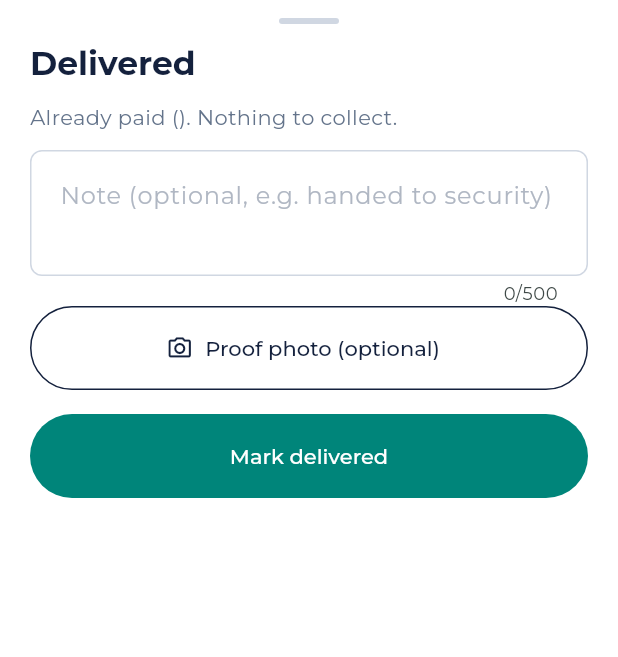
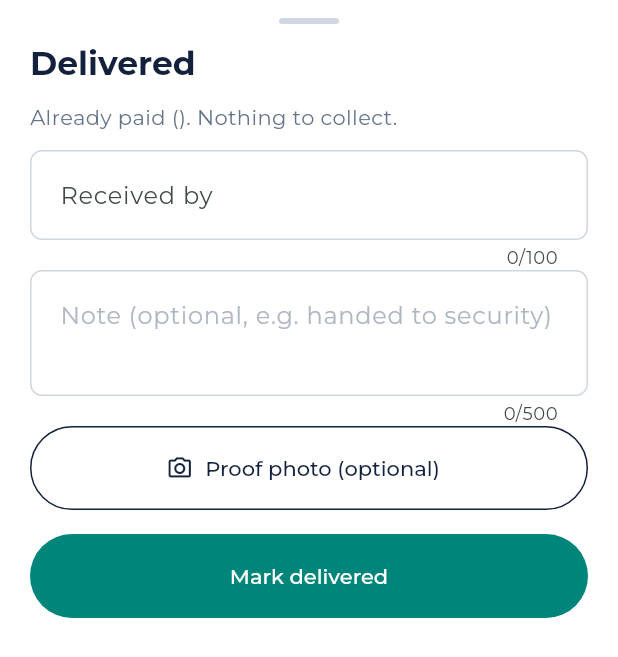
Before and after one commit to drniranjan777/laundrynclean, a Flutter app: the DeliveredSheet widget shown alone on an empty page, opened directly with empty values, on a phone screen of 412 x 824 dp. Shown: the top 657 px of the screen. Run offline on Flutter 3.47's test engine with Material 3 defaults, Android fonts, the phone set to English and light mode, and no system bars; our stand-ins replace dio, flutter_riverpod, flutter_secure_storage, go_router, google_fonts, image_picker and 1 more; accounts and stored records are empty; network calls fail.

Commit message:
Delivered sheet: record who received the clothes
The Delivered sheet has a Received by field (prefilled with the
customer), sent as receiverName with the delivery.

Co-Authored-By: Claude Opus 5.5 <noreply@anthropic.com>

```diff
--- a/laundry-driver-app/lib/features/orders/data/order_actions.dart
+++ b/laundry-driver-app/lib/features/orders/data/order_actions.dart
@@ -41,11 +41,13 @@ class OrderActions {
     }
   }
 
-  /// PATCH /drivers/orders/:id/status. [cashCollected] is required to deliver an unpaid COD order.
-  Future<void> setStatus(String orderId, String status, {String? note, ProofPhoto? photo, int? itemCount, double? cashCollected}) =>
+  /// PATCH /drivers/orders/:id/status. [cashCollected] is required to deliver an unpaid COD order;
+  /// [receiverName] is who took the clothes at the door.
+  Future<void> setStatus(String orderId, String status, {String? note, ProofPhoto? photo, int? itemCount, double? cashCollected, String? receiverName}) =>
       _call(() => _ref.read(dioProvider).patch<dynamic>('/drivers/orders/$orderId/status', data: {
             'status': status,
             if (note != null && note.trim().isNotEmpty) 'note': note.trim(),
+            if (receiverName != null && receiverName.trim().isNotEmpty) 'receiverName': receiverName.trim(),
             'photo': ?photo?.dataUrl,
             'itemCount': ?itemCount,
             'cashCollected': ?cashCollected,
--- a/laundry-driver-app/lib/features/orders/presentation/order_actions_panel.dart
+++ b/laundry-driver-app/lib/features/orders/presentation/order_actions_panel.dart
@@ -236,6 +236,7 @@ class DeliveredSheet extends ConsumerStatefulWidget {
 
 class _DeliveredSheetState extends ConsumerState<DeliveredSheet> {
   late final _cash = TextEditingController(text: widget.order.amountToCollect > 0 ? _plain(widget.order.amountToCollect) : '');
+  late final _receiver = TextEditingController(text: widget.order.customerName ?? '');
   final _note = TextEditingController();
   ProofPhoto? _photo;
   bool _saving = false;
@@ -246,6 +247,7 @@ class _DeliveredSheetState extends ConsumerState<DeliveredSheet> {
   @override
   void dispose() {
     _cash.dispose();
+    _receiver.dispose();
     _note.dispose();
     super.dispose();
   }
@@ -265,7 +267,9 @@ class _DeliveredSheetState extends ConsumerState<DeliveredSheet> {
       _cashError = null;
     });
     try {
-      await ref.read(orderActionsProvider).setStatus(widget.order.id, 'delivered', cashCollected: cash, note: _note.text, photo: _photo);
+      await ref
+          .read(orderActionsProvider)
+          .setStatus(widget.order.id, 'delivered', cashCollected: cash, note: _note.text, photo: _photo, receiverName: _receiver.text);
       if (!mounted) return;
       Navigator.pop(context);
       _toast(context, cash != null ? 'Delivered · ${rupees(cash)} collected' : 'Delivered');
@@ -304,6 +308,12 @@ class _DeliveredSheetState extends ConsumerState<DeliveredSheet> {
           padding: const EdgeInsets.only(bottom: 12),
           child: Text('Already paid (${widget.order.paymentLabel}). Nothing to collect.', style: text.bodyMedium?.copyWith(color: AppColors.textMuted)),
         ),
+      TextField(
+        controller: _receiver,
+        maxLength: 100,
+        textCapitalization: TextCapitalization.words,
+        decoration: const InputDecoration(labelText: 'Received by', hintText: 'Customer, family member, security…', isDense: true),
+      ),
       TextField(controller: _note, maxLength: 500, maxLines: 2, decoration: const InputDecoration(hintText: 'Note (optional, e.g. handed to security)', isDense: true)),
       PhotoPicker(photo: _photo, onChanged: (p) => setState(() => _photo = p), label: 'Proof photo (optional)'),
       const SizedBox(height: 16),
```
